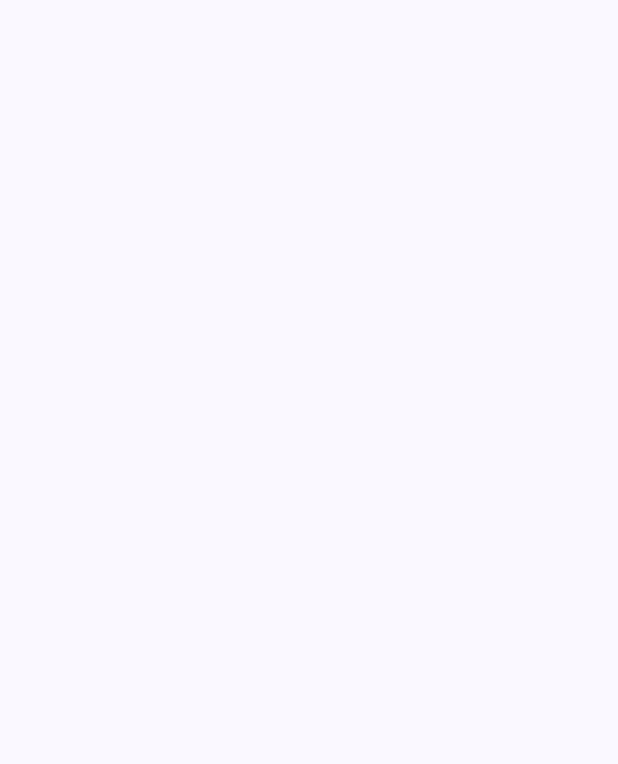
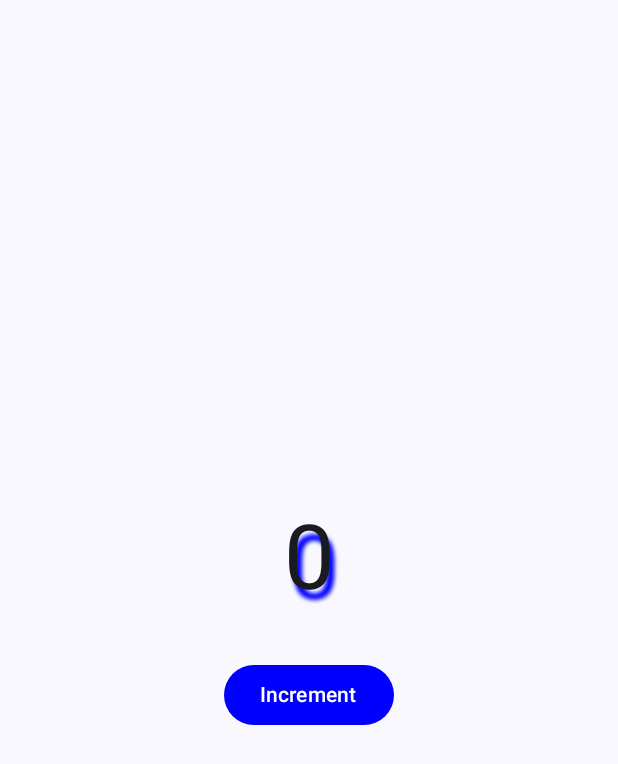
Before and after one commit to AhmedMaad/Banque-Misr-Intern-Projects-2024, an Android app built with Jetpack Compose: the screen it shows after launch (MainActivity), on a phone screen of 412 x 824 dp. Before the commit the part shown is empty. Shown: the top 764 px of the screen. Run offline under Robolectric (Android 15) with nearby library versions, the phone set to English and light mode, and no system bars.

Commit message:
Incrementing Counter

```diff
--- a/Counter App/app/src/main/java/com/maad/counterapp/MainActivity.kt
+++ b/Counter App/app/src/main/java/com/maad/counterapp/MainActivity.kt
@@ -4,12 +4,32 @@ import android.os.Bundle
 import androidx.activity.ComponentActivity
 import androidx.activity.compose.setContent
 import androidx.activity.enableEdgeToEdge
+import androidx.compose.foundation.clickable
+import androidx.compose.foundation.layout.Arrangement
+import androidx.compose.foundation.layout.Box
+import androidx.compose.foundation.layout.Column
 import androidx.compose.foundation.layout.fillMaxSize
 import androidx.compose.foundation.layout.padding
+import androidx.compose.material3.Button
+import androidx.compose.material3.ButtonColors
+import androidx.compose.material3.ButtonDefaults
 import androidx.compose.material3.Scaffold
+import androidx.compose.material3.Text
 import androidx.compose.runtime.Composable
+import androidx.compose.runtime.getValue
+import androidx.compose.runtime.mutableIntStateOf
+import androidx.compose.runtime.remember
+import androidx.compose.runtime.setValue
+import androidx.compose.ui.Alignment
 import androidx.compose.ui.Modifier
+import androidx.compose.ui.geometry.Offset
+import androidx.compose.ui.graphics.Color
+import androidx.compose.ui.graphics.Shadow
+import androidx.compose.ui.res.stringResource
+import androidx.compose.ui.text.TextStyle
 import androidx.compose.ui.tooling.preview.Preview
+import androidx.compose.ui.unit.dp
+import androidx.compose.ui.unit.sp
 import com.maad.counterapp.ui.theme.CounterAppTheme
 
 class MainActivity : ComponentActivity() {
@@ -27,12 +47,36 @@ class MainActivity : ComponentActivity() {
 }
 
 @Composable
-fun CounterApp(modifier: Modifier = Modifier){
-
+fun CounterApp(modifier: Modifier = Modifier) {
+    var counter by remember { mutableIntStateOf(0) }
+    Column(
+        verticalArrangement = Arrangement.Center,
+        horizontalAlignment = Alignment.CenterHorizontally,
+        modifier = modifier.fillMaxSize()
+    ) {
+        Text(
+            text = counter.toString(),
+            fontSize = 60.sp,
+            style = TextStyle(
+                shadow = Shadow(
+                    color = Color.Blue,
+                    offset = Offset(5.0f, 10.0f),
+                    blurRadius = 3f
+                )
+            )
+        )
+        Button(
+            onClick = { ++counter },
+            colors = ButtonDefaults.buttonColors(containerColor = Color.Blue),
+            modifier = modifier.padding(top = 32.dp)
+        ) {
+            Text(text = stringResource(R.string.increment))
+        }
+    }
 }
 
 @Preview(showBackground = true)
 @Composable
-fun CounterAppPreview(){
+fun CounterAppPreview() {
     CounterApp()
 }
--- a/Counter App/app/src/main/res/values/strings.xml
+++ b/Counter App/app/src/main/res/values/strings.xml
@@ -1,3 +1,4 @@
 <resources>
     <string name="app_name">Counter App</string>
+    <string name="increment">Increment</string>
 </resources>
```
